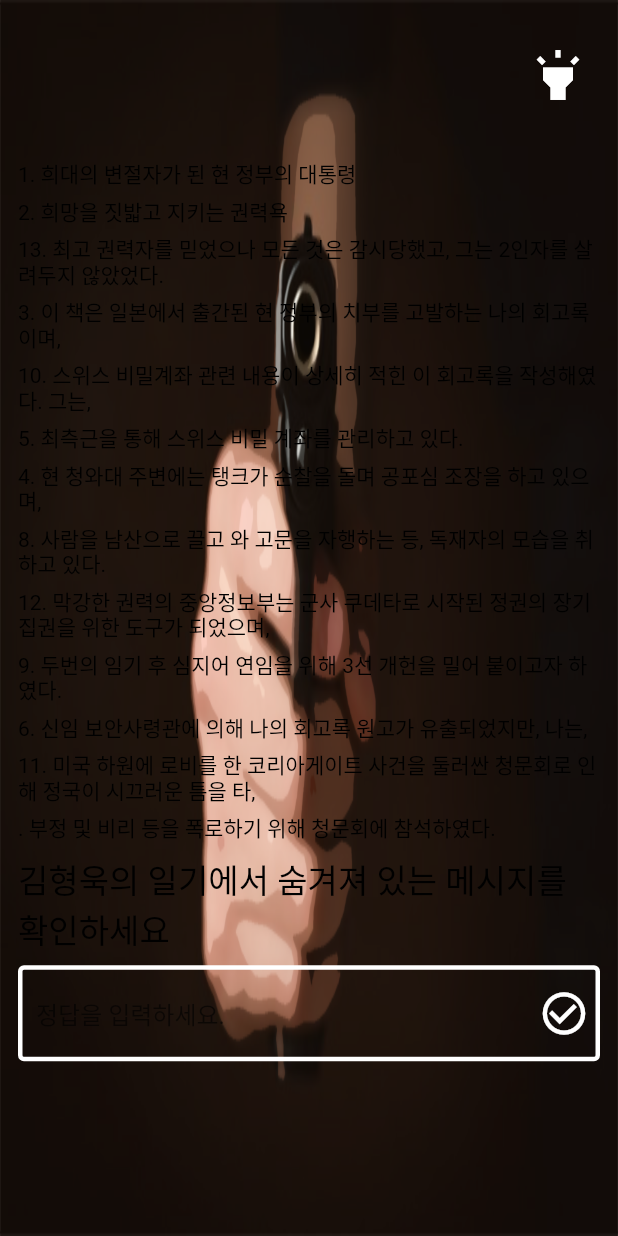
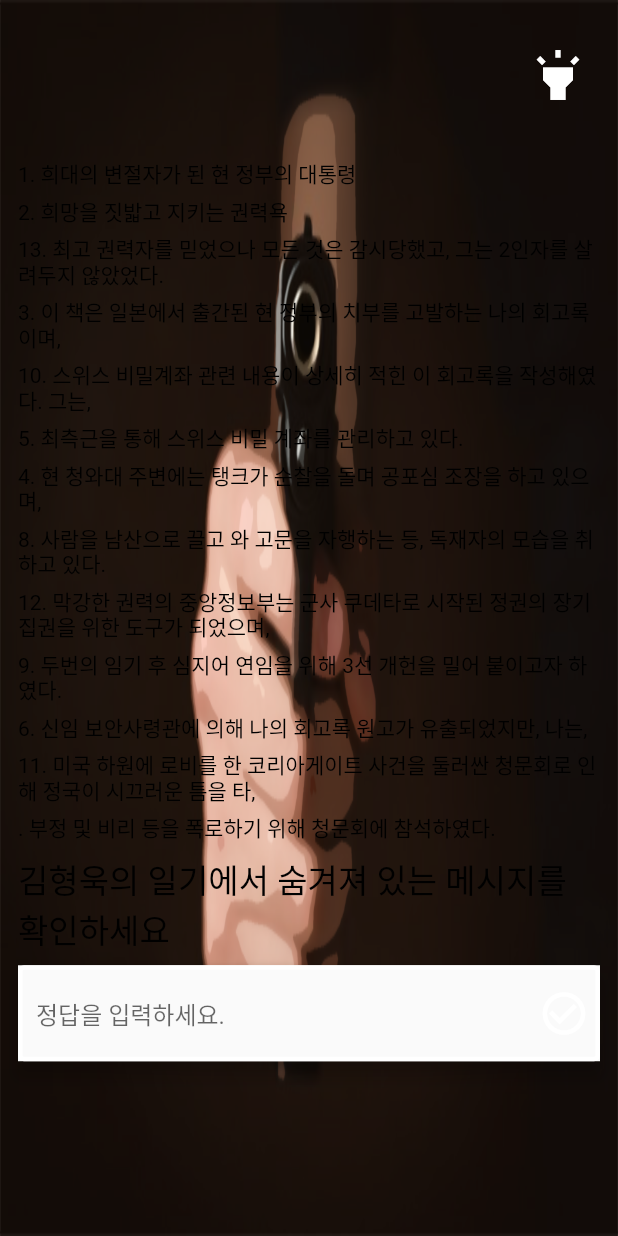
Before and after one commit to sejun2/fieldtrip_sejun, a Flutter app: the Question1Page screen opened by its route, on a phone screen of 412 x 824 dp. Run offline on Flutter 3.47's test engine with Material 2 defaults, Android fonts, the phone set to English and light mode, and no system bars; our stand-ins replace animated_text_kit, get, step_progress_indicator; missing offline and left inert: proste_indexed_stack.

```diff
--- a/lib/pages/content_select_page/act1/act1-1/question1_page.dart
+++ b/lib/pages/content_select_page/act1/act1-1/question1_page.dart
@@ -11,7 +11,7 @@ class Question1Page extends StatefulWidget {
   @override
   _Question1PageState createState() => _Question1PageState();
 }
-
+//TODO: Notification 때문에 클릭영역 문제있음. Notification이 입력 및 확인버튼 클릭 영역 침범
 class _Question1PageState extends State<Question1Page>
     with TickerProviderStateMixin {
   final progressService = Get.put<ProgressService>(ProgressService());
@@ -251,30 +251,30 @@ class _Question1PageState extends State<Question1Page>
           crossAxisAlignment: CrossAxisAlignment.start,
           mainAxisAlignment: MainAxisAlignment.center,
           children: [
-            Text('1. 희대의 변절자가 된 현 정부의 대통령', style: questionTextStyle),
-            Text('2. 희망을 짓밟고 지키는 권력욕', style: questionTextStyle),
-            Text(
-              '13. 최고 권력자를 믿었으나 모든 것은 감시당했고, 그는 2인자를 살려두지 않았었다.',
+            const Text('1. 희대의 변절자가 된 현 정부의 대통령', style: questionTextStyle),
+            const Text('2. 희망을 짓밟고 지키는 권력욕', style: questionTextStyle),
+            const Text(
+              "13. 최고 권력자를 믿었으나 모든 것은 감시당했고, 그는 2인자를 살려두지 않았었다.",
               style: questionTextStyle,
             ),
-            Text('3. 이 책은 일본에서 출간된 현 정부의 치부를 고발하는 나의 회고록이며,',
+            const Text('3. 이 책은 일본에서 출간된 현 정부의 치부를 고발하는 나의 회고록이며,',
                 style: questionTextStyle),
-            Text('10. 스위스 비밀계좌 관련 내용이 상세히 적힌 이 회고록을 작성해였다. 그는,',
+            const Text('10. 스위스 비밀계좌 관련 내용이 상세히 적힌 이 회고록을 작성해였다. 그는,',
                 style: questionTextStyle),
-            Text('5. 최측근을 통해 스위스 비밀 계좌를 관리하고 있다.', style: questionTextStyle),
-            Text('4. 현 청와대 주변에는 탱크가 순찰을 돌며 공포심 조장을 하고 있으며,',
+            const Text('5. 최측근을 통해 스위스 비밀 계좌를 관리하고 있다.', style: questionTextStyle),
+            const Text('4. 현 청와대 주변에는 탱크가 순찰을 돌며 공포심 조장을 하고 있으며,',
                 style: questionTextStyle),
-            Text('8. 사람을 남산으로 끌고 와 고문을 자행하는 등, 독재자의 모습을 취하고 있다.',
+            const Text('8. 사람을 남산으로 끌고 와 고문을 자행하는 등, 독재자의 모습을 취하고 있다.',
                 style: questionTextStyle),
-            Text('12. 막강한 권력의 중앙정보부는 군사 쿠데타로 시작된 정권의 장기집권을 위한 도구가 되었으며,',
+            const Text('12. 막강한 권력의 중앙정보부는 군사 쿠데타로 시작된 정권의 장기집권을 위한 도구가 되었으며,',
                 style: questionTextStyle),
-            Text('9. 두번의 임기 후 심지어 연임을 위해 3선 개헌을 밀어 붙이고자 하였다.',
+            const Text('9. 두번의 임기 후 심지어 연임을 위해 3선 개헌을 밀어 붙이고자 하였다.',
                 style: questionTextStyle),
-            Text('6. 신임 보안사령관에 의해 나의 회고록 원고가 유출되었지만, 나는,',
+            const Text('6. 신임 보안사령관에 의해 나의 회고록 원고가 유출되었지만, 나는,',
                 style: questionTextStyle),
-            Text('11. 미국 하원에 로비를 한 코리아게이트 사건을 둘러싼 청문회로 인해 정국이 시끄러운 틈을 타,',
+            const Text('11. 미국 하원에 로비를 한 코리아게이트 사건을 둘러싼 청문회로 인해 정국이 시끄러운 틈을 타,',
                 style: questionTextStyle),
-            Text(
+            const Text(
               '. 부정 및 비리 등을 폭로하기 위해 청문회에 참석하였다.',
               style: questionTextStyle,
             ),
@@ -284,7 +284,10 @@ class _Question1PageState extends State<Question1Page>
                 style: TextStyle(fontSize: 22, color: Colors.black),
               ),
             ),
-            SizedBox(
+            //정답 입력 위젯
+            Material(
+              elevation: 5,
+              child: SizedBox(
                 width: Get.width,
                 child: TextFormField(
                   controller: answerTextController,
@@ -308,6 +311,7 @@ class _Question1PageState extends State<Question1Page>
                       )),
                 ),
               ),
+            ),
           ].map((e) {
             return Padding(
               padding: const EdgeInsets.only(left: 12, bottom: 8, right: 12),
--- a/lib/pages/content_select_page/act1/intro_page/intro_page.dart
+++ b/lib/pages/content_select_page/act1/intro_page/intro_page.dart
@@ -106,7 +106,15 @@ class _IntroPageState extends State<IntroPage> {
             ),
             Align(
                 alignment: Alignment.center,
-                child: _canRun ? content1 : Container())
+                child: _canRun
+                    ? GestureDetector(
+                        onTap: () {
+                          if (_isClickable) {
+                            Get.toNamed('/act1');
+                          }
+                        },
+                        child: content1)
+                    : Container())
           ],
         ),
       ),
```
Lines whose indentation alone changed are shown as unchanged.
